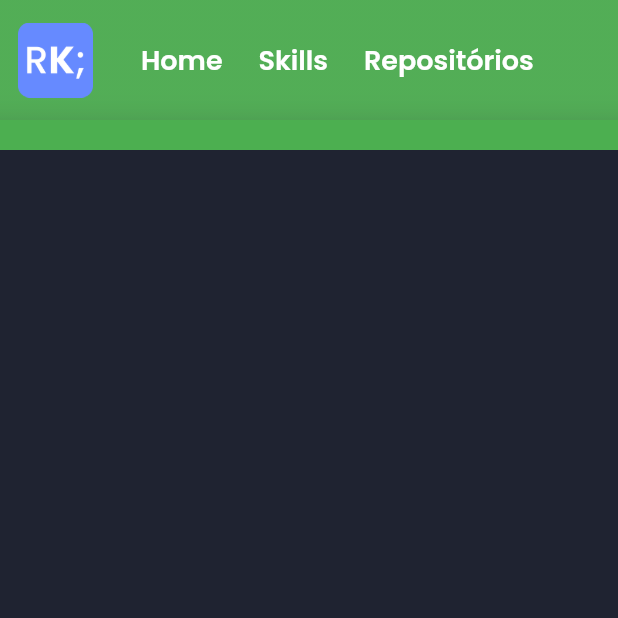
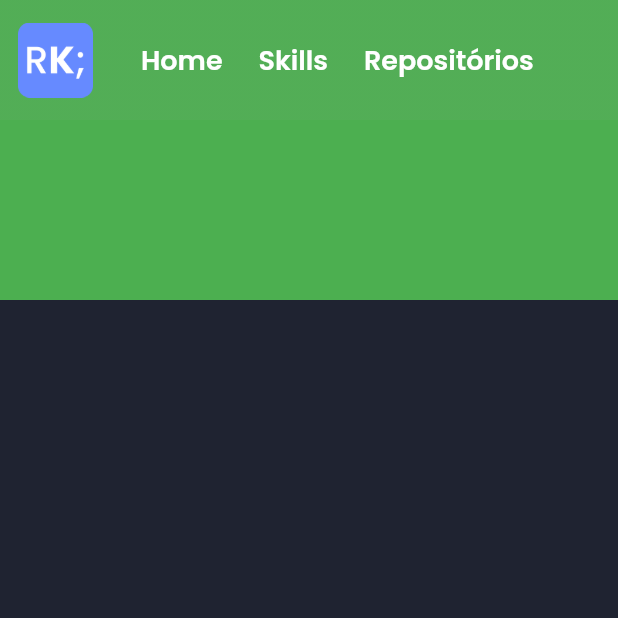
Before and after one commit to renankanu/me_landing_page, a Flutter app: the screen it shows after launch, on a phone screen of 412 x 824 dp, the top half of it. Run offline on Flutter 3.47's test engine with Material 2 defaults, Android fonts, the phone set to English and light mode, and no system bars; drawn by our look-alikes of scrollable_positioned_list; our stand-ins replace flutter_svg, google_fonts, url_strategy.

Commit message:
feature: create skill list view

```diff
--- a/lib/pages/home/home_page.dart
+++ b/lib/pages/home/home_page.dart
@@ -1,6 +1,7 @@
 import 'package:flutter/material.dart';
 import 'package:me_landing_page/pages/home/widgets/about_me.dart';
 import 'package:me_landing_page/pages/home/widgets/menu.dart';
+import 'package:me_landing_page/pages/home/widgets/skills.dart';
 import 'package:me_landing_page/shared/app_colors.dart';
 import 'package:scrollable_positioned_list/scrollable_positioned_list.dart';
 
@@ -16,6 +17,7 @@ class _HomePageState extends State<HomePage> {
   final _scrollListener = ItemPositionsListener.create();
   final _listSections = [
     const AboutMe(),
+    const Skills(),
   ];
 
   @override
--- /dev/null
+++ b/lib/pages/home/widgets/skills.dart
@@ -0,0 +1,125 @@
+import 'package:flutter/material.dart';
+import 'package:google_fonts/google_fonts.dart';
+
+import '../../../shared/utils/app_responsive.dart';
+
+class Skills extends StatelessWidget {
+  const Skills({Key? key}) : super(key: key);
+
+  @override
+  Widget build(BuildContext context) {
+    final width = MediaQuery.of(context).size.width;
+    final padding = width * 0.03;
+    ScrollController scrollController = ScrollController();
+
+    return LayoutBuilder(builder: (_, constraints) {
+      if (Responsive.isMobile(context)) {
+        return Container(
+          height: 100,
+          width: 100,
+          color: Colors.green,
+        );
+      }
+      if (Responsive.isTablet(context)) {
+        return Container(
+          height: 100,
+          width: 100,
+          color: Colors.red,
+        );
+      }
+      return Center(
+        child: Container(
+          padding: EdgeInsets.fromLTRB(padding, 80, padding, 80),
+          child: Column(
+            children: [
+              Text(
+                'Minhas Skills',
+                style: GoogleFonts.poppins(
+                  color: Colors.white,
+                  fontSize: 60,
+                  fontWeight: FontWeight.w700,
+                  letterSpacing: 3,
+                ),
+              ),
+              SizedBox(
+                height: 100,
+                child: Stack(
+                  children: [
+                    ListView.builder(
+                      scrollDirection: Axis.horizontal,
+                      controller: scrollController,
+                      itemCount: 17,
+                      itemBuilder: (context, index) {
+                        final color = Colors.primaries[index];
+                        return Container(
+                          margin: const EdgeInsets.symmetric(horizontal: 20),
+                          height: 100,
+                          width: 100,
+                          color: color,
+                        );
+                      },
+                    ),
+                    Align(
+                      alignment: Alignment.centerLeft,
+                      child: IconButton(
+                        onPressed: () {
+                          scrollController.animateTo(
+                            scrollController.offset - 700,
+                            duration: const Duration(milliseconds: 500),
+                            curve: Curves.easeInOut,
+                          );
+                        },
+                        icon: const Icon(
+                          Icons.arrow_back_ios,
+                          color: Colors.white,
+                        ),
+                      ),
+                    ),
+                    Align(
+                      alignment: Alignment.centerRight,
+                      child: IconButton(
+                        onPressed: () {
+                          scrollController.animateTo(
+                            scrollController.offset + 700,
+                            duration: const Duration(milliseconds: 500),
+                            curve: Curves.easeInOut,
+                          );
+                        },
+                        icon: const Icon(
+                          Icons.arrow_forward_ios,
+                          color: Colors.white,
+                        ),
+                      ),
+                    ),
+                  ],
+                ),
+              ),
+              Row(
+                children: [
+                  Text(
+                    'Flutter',
+                    style: GoogleFonts.poppins(
+                      color: Colors.white,
+                      fontSize: 40,
+                      fontWeight: FontWeight.w700,
+                      letterSpacing: 3,
+                    ),
+                  ),
+                  Text(
+                    'Flutter',
+                    style: GoogleFonts.poppins(
+                      color: Colors.white,
+                      fontSize: 40,
+                      fontWeight: FontWeight.w700,
+                      letterSpacing: 3,
+                    ),
+                  ),
+                ],
+              )
+            ],
+          ),
+        ),
+      );
+    });
+  }
+}
```
